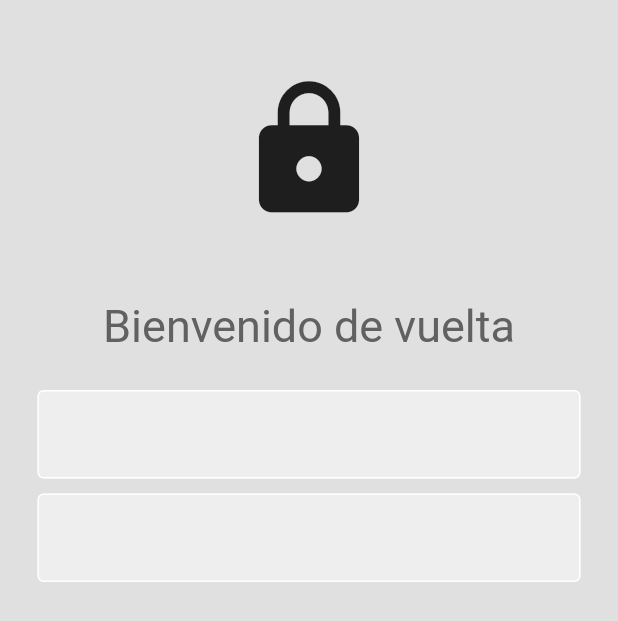
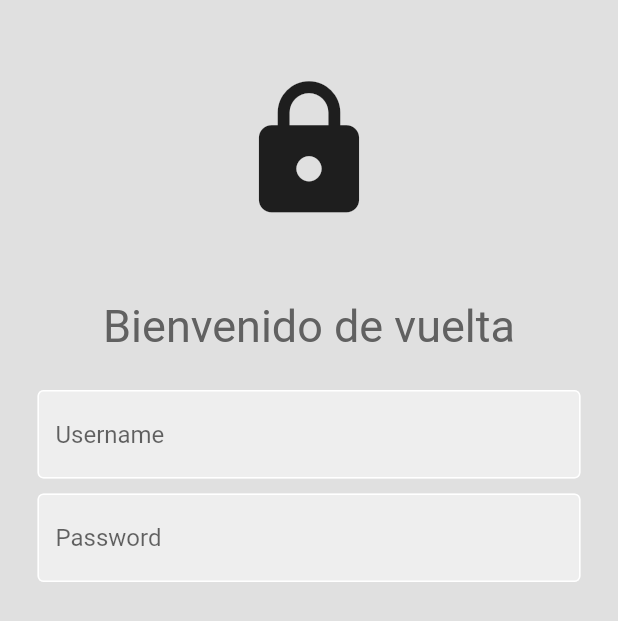
Before and after one commit to emmaprofemx/LoginUI-Flutter, a Flutter app: the screen it shows after launch, on a phone screen of 412 x 824 dp. Shown: the top 621 px of the screen. Run offline on Flutter 3.47's test engine with Material 2 defaults, Android fonts, the phone set to English and light mode, and no system bars.

Commit message:
Pasando datos en los metodos de User y Pass

```diff
--- a/lib/login_page.dart
+++ b/lib/login_page.dart
@@ -4,8 +4,11 @@ import 'package:flutter/src/widgets/framework.dart';
 import 'package:loginui/my_textfield.dart';
 
 class LoginPage extends StatelessWidget {
-  const LoginPage({super.key});
+LoginPage({super.key});
 
+//text editing controllers
+final usernameController = TextEditingController();
+final passwordController = TextEditingController();
   @override
   Widget build(BuildContext context) {
     return Scaffold(
@@ -29,10 +32,17 @@ class LoginPage extends StatelessWidget {
               ) ,
               const SizedBox(height: 25),
               //username textfield
-              MyTextField(),
+              MyTextField(
+                controller: usernameController,
+                hintText: 'Username',
+                obscureText: false,
+              ),
               const SizedBox(height: 10),
               //password textfield
-              MyTextField(),
+              MyTextField(
+                controller: usernameController,
+                hintText: 'Password',
+                obscureText: true,),
             ],
           ),
         ),
--- a/lib/main.dart
+++ b/lib/main.dart
@@ -12,7 +12,7 @@ class MyApp extends StatelessWidget {
   // This widget is the root of your application.
   @override
   Widget build(BuildContext context) {
-    return const MaterialApp(
+    return MaterialApp(
       debugShowCheckedModeBanner: false,
       home: LoginPage(),
       );
--- a/lib/my_textfield.dart
+++ b/lib/my_textfield.dart
@@ -3,13 +3,25 @@ import 'package:flutter/src/widgets/container.dart';
 import 'package:flutter/src/widgets/framework.dart';
 
 class MyTextField extends StatelessWidget {
-  const MyTextField({super.key});
+  //Agregando atributos
+  final controller;
+  final String hintText;
+  final bool obscureText;
+
+  const MyTextField({
+    super.key,
+    required this.controller,
+    required this.hintText,
+    required this.obscureText
+    });
 
   @override
   Widget build(BuildContext context) {
     return Padding(
       padding: const EdgeInsets.symmetric(horizontal: 25.0) ,
       child: TextField(
+        controller: controller,
+        obscureText: obscureText,
         decoration: InputDecoration(
           enabledBorder: const OutlineInputBorder(
             borderSide: BorderSide(color: Colors.white),
@@ -19,6 +31,7 @@ class MyTextField extends StatelessWidget {
           ),
           fillColor: Colors.grey.shade200,
           filled: true,
+          hintText: hintText,
         ),
       ),
     );
```
